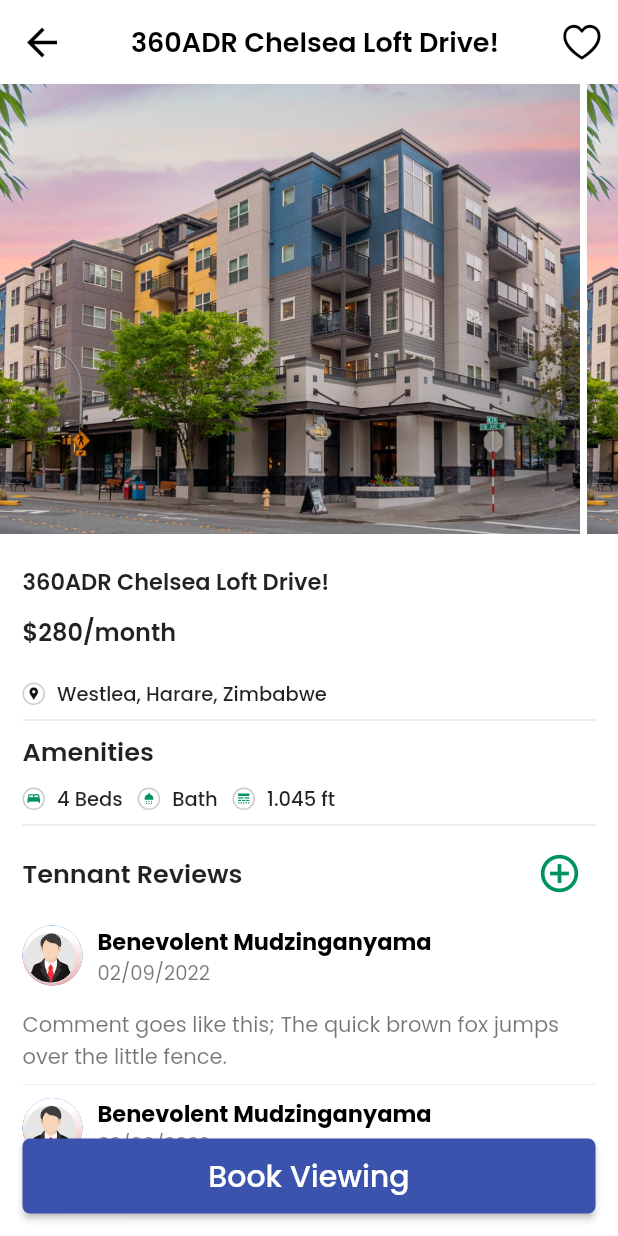
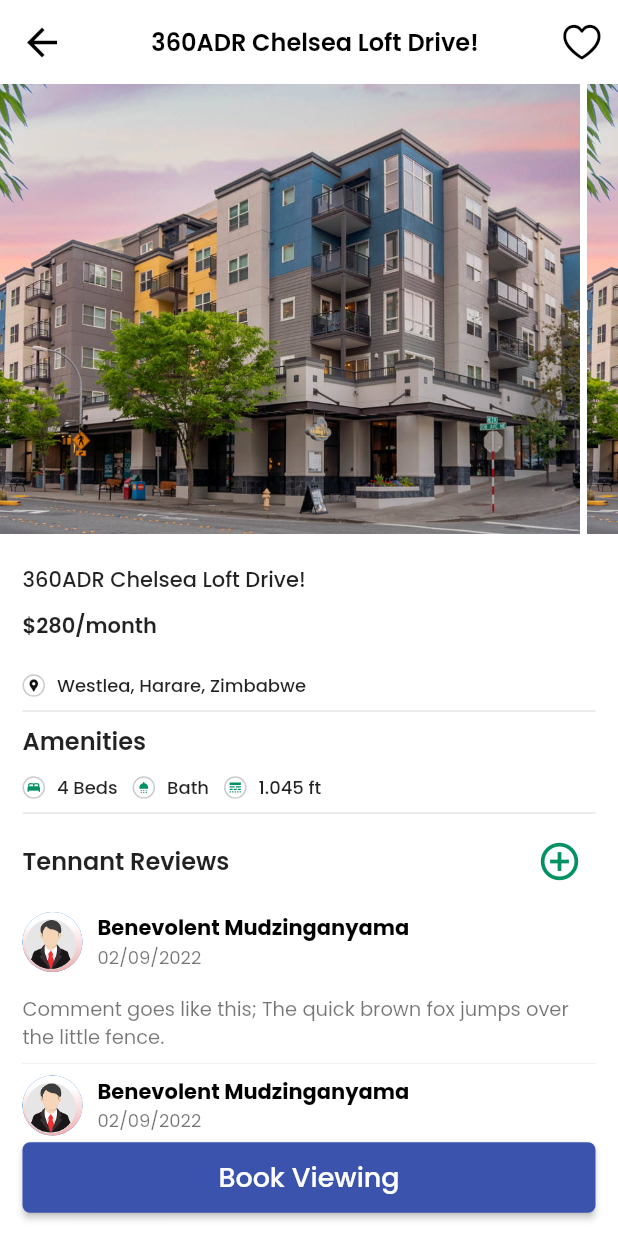
Before and after one commit to Brisis/Super-Estates, a Flutter app: the EstateView screen opened directly, on a phone screen of 412 x 824 dp. Run offline on Flutter 3.47's test engine with Material 2 defaults, Android fonts, the phone set to English and light mode, and no system bars; our stand-ins replace firebase_auth, google_fonts, google_maps_flutter, page_transition; accounts and stored records are empty.

Commit message:
Adjusted fonts

```diff
--- a/lib/helpers/constants.dart
+++ b/lib/helpers/constants.dart
@@ -12,6 +12,21 @@ const kWhiteColor = Colors.white;
 const kFadedBlack = Colors.black54;
 const kBlackColor = Colors.black;
 
+const kHeaderTextSize = 16.0;
+const kLargeTextSize = 18.0;
+const kMediumTextSize = 14.0;
+const kSmallerTextSize = 12.0;
+
+const kIconSize = 30.0;
+
+SizedBox verticalSpace({double height = 8.0}) {
+  return SizedBox(height: height);
+}
+
+SizedBox horizontalSpace({double width = 8.0}) {
+  return SizedBox(width: width);
+}
+
 PageTransition routeTransition(Widget screen) {
   return PageTransition(
     child: screen,
--- a/lib/views/estate.dart
+++ b/lib/views/estate.dart
@@ -32,7 +32,7 @@ class _EstateViewState extends State<EstateView> {
           child: Text(
             "360ADR Chelsea Loft Drive!",
             style: TextStyle(
-              fontSize: 18,
+              fontSize: kHeaderTextSize,
               fontWeight: FontWeight.w600,
               color: kBlackColor,
               overflow: TextOverflow.ellipsis,
@@ -87,8 +87,8 @@ class _EstateViewState extends State<EstateView> {
                       const Text(
                         "360ADR Chelsea Loft Drive!",
                         style: TextStyle(
-                          fontSize: 15,
-                          fontWeight: FontWeight.w600,
+                          fontSize: kMediumTextSize,
+                          fontWeight: FontWeight.w500,
                           overflow: TextOverflow.ellipsis,
                         ),
                       ),
@@ -98,7 +98,7 @@ class _EstateViewState extends State<EstateView> {
                       const Text(
                         "\$280/month",
                         style: TextStyle(
-                          fontSize: 16,
+                          fontSize: kMediumTextSize,
                           fontWeight: FontWeight.w600,
                         ),
                       ),
@@ -117,7 +117,7 @@ class _EstateViewState extends State<EstateView> {
                       const Text(
                         "Amenities",
                         style: TextStyle(
-                          fontSize: 17,
+                          fontSize: kHeaderTextSize,
                           fontWeight: FontWeight.w600,
                         ),
                       ),
@@ -158,13 +158,13 @@ class _EstateViewState extends State<EstateView> {
                           const Text(
                             "Tennant Reviews",
                             style: TextStyle(
-                              fontSize: 17,
+                              fontSize: kHeaderTextSize,
                               fontWeight: FontWeight.w600,
                             ),
                           ),
                           IconButton(
                             onPressed: () {},
-                            icon: Icon(
+                            icon: const Icon(
                               Icons.add_circle_outline,
                               color: kSecondaryColor,
                               size: 30,
@@ -208,7 +208,7 @@ class _EstateViewState extends State<EstateView> {
                     child: const Text(
                       "Book Viewing",
                       style: TextStyle(
-                        fontSize: 20,
+                        fontSize: kLargeTextSize,
                         color: Colors.white,
                       ),
                     ),
@@ -274,15 +274,15 @@ class TennantReview extends StatelessWidget {
                   Text(
                     "Benevolent Mudzinganyama",
                     style: TextStyle(
-                      fontSize: 15,
+                      fontSize: kMediumTextSize,
                       color: kBlackColor,
                       fontWeight: FontWeight.bold,
                     ),
                   ),
                   Text(
                     "02/09/2022",
-                    style: const TextStyle(
-                      fontSize: 13,
+                    style: TextStyle(
+                      fontSize: kSmallerTextSize,
                       color: kFadedBlack,
                     ),
                   ),
@@ -297,7 +297,7 @@ class TennantReview extends StatelessWidget {
         const Text(
           "Comment goes like this; The quick brown fox jumps over the little fence.",
           style: TextStyle(
-            fontSize: 14,
+            fontSize: 13,
             color: kFadedBlack,
           ),
         ),
--- a/lib/views/explore.dart
+++ b/lib/views/explore.dart
@@ -55,7 +55,7 @@ class _ExploreEstatesViewState extends State<ExploreEstatesView> {
               child: Text(
                 "Explore Properties",
                 style: TextStyle(
-                  fontSize: 18,
+                  fontSize: kHeaderTextSize,
                   fontWeight: FontWeight.bold,
                 ),
               ),
@@ -71,7 +71,7 @@ class _ExploreEstatesViewState extends State<ExploreEstatesView> {
                   const Text(
                     "Nearest",
                     style: TextStyle(
-                      fontSize: 17,
+                      fontSize: kHeaderTextSize,
                       fontWeight: FontWeight.w600,
                     ),
                   ),
@@ -80,7 +80,7 @@ class _ExploreEstatesViewState extends State<ExploreEstatesView> {
                     child: const Text(
                       "See all",
                       style: TextStyle(
-                        fontSize: 15,
+                        fontSize: kMediumTextSize,
                         color: kGreyColor,
                         fontWeight: FontWeight.w600,
                       ),
--- a/lib/widgets/general/estate_amenities.dart
+++ b/lib/widgets/general/estate_amenities.dart
@@ -38,7 +38,7 @@ class EstateAmenitiesItem extends StatelessWidget {
         Text(
           name,
           style: const TextStyle(
-            fontSize: 13,
+            fontSize: kSmallerTextSize,
             fontWeight: FontWeight.w500,
           ),
         ),
--- a/lib/widgets/general/settings_item.dart
+++ b/lib/widgets/general/settings_item.dart
@@ -43,7 +43,7 @@ class SettingsItem extends StatelessWidget {
       title: Text(
         title,
         style: const TextStyle(
-          fontSize: 15,
+          fontSize: kMediumTextSize,
           color: kWhiteColor,
           fontWeight: FontWeight.w500,
         ),
@@ -52,7 +52,7 @@ class SettingsItem extends StatelessWidget {
           ? Text(
               trailing!,
               style: const TextStyle(
-                fontSize: 15,
+                fontSize: kMediumTextSize,
                 color: kWhiteColor,
               ),
             )
```
Also changed, not shown: lib/views/auth/login.dart (+16 -9 lines), lib/views/auth/register.dart (+17 -22 lines), lib/views/category.dart (+10 -12 lines), lib/views/general/welcome.dart (+4 -4 lines), lib/views/home.dart (+7 -6 lines), lib/views/profile/favourites.dart (+10 -12 lines), lib/views/profile/profile.dart (+12 -12 lines), lib/views/profile/rentals.dart (+9 -11 lines), lib/widgets/drawer_item.dart (+7 -7 lines), lib/widgets/general/estate_card.dart (+5 -5 lines), lib/widgets/general/filter_search.dart (+13 -13 lines).
